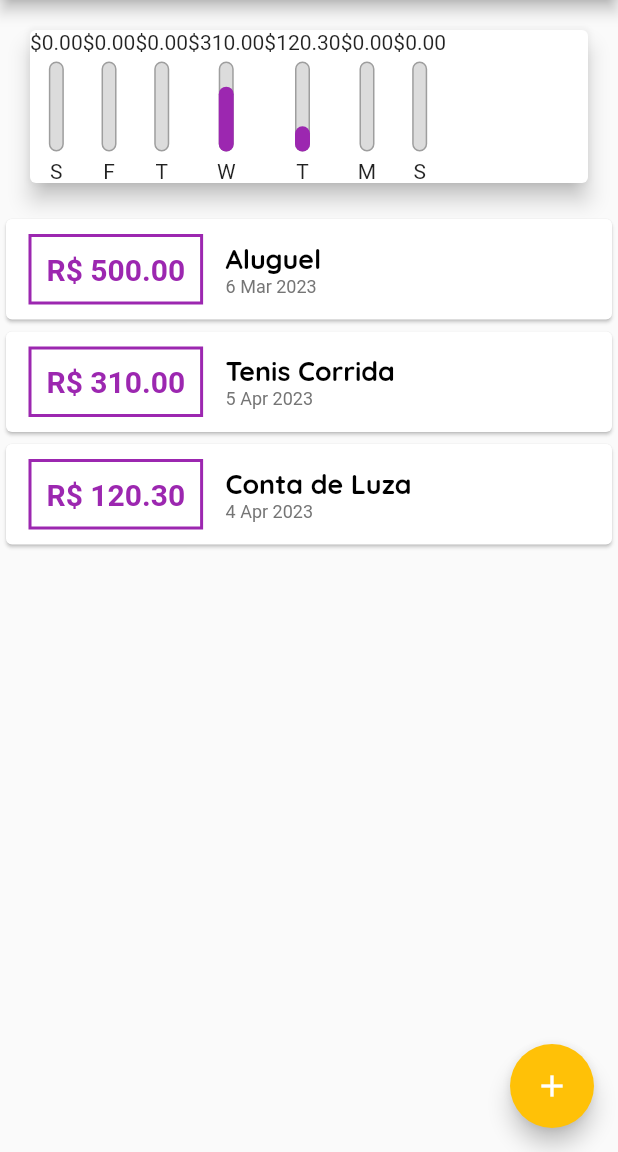
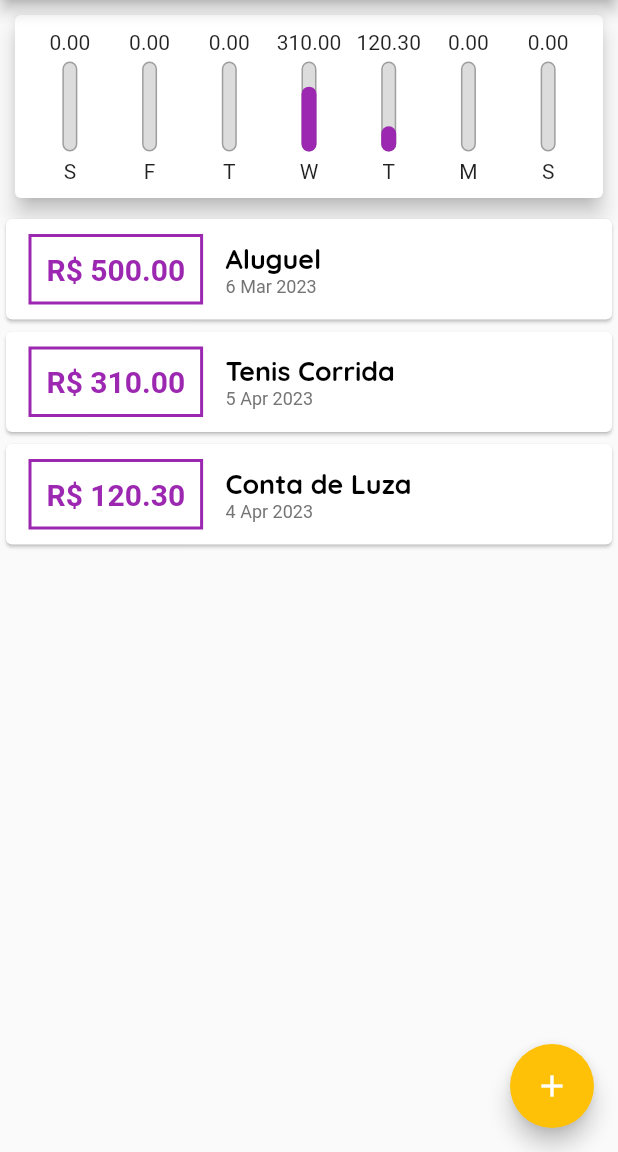
Before and after one commit to 9reis/despesas_pessoais__flutter, a Flutter app: the screen it shows after launch, on a phone screen of 412 x 824 dp, the part 84-1236 px from its top. Run offline on Flutter 3.47's test engine with Material 2 defaults, Android fonts, the light colour scheme and no system bars.

Commit message:
Finalizando o Char Widget

```diff
--- a/lib/components/chart.dart
+++ b/lib/components/chart.dart
@@ -51,15 +51,22 @@ class Chart extends StatelessWidget {
   Widget build(BuildContext context) {
     return Card(
       elevation: 6,
-      margin: EdgeInsets.all(20),
+      margin: EdgeInsets.all(10),
+      child: Padding(
+        padding: const EdgeInsets.all(10),
         child: Row(
+          mainAxisAlignment: MainAxisAlignment.spaceAround,
           children: groupedTransactions.map((tr) {
-          return ChartBar(
+            return Flexible(
+              fit: FlexFit.tight,
+              child: ChartBar(
                 label: tr['day'].toString(),
                 value: tr['value'],
                 percentage: (tr['value'] as double) / _weekTotalValue,
+              ),
             );
           }).toList(),
+        ),
       ),
     );
   }
--- a/lib/components/chart_bar.dart
+++ b/lib/components/chart_bar.dart
@@ -1,7 +1,4 @@
 import 'package:flutter/material.dart';
-import 'package:flutter/src/widgets/framework.dart';
-import 'package:flutter/src/widgets/placeholder.dart';
-import 'package:flutter/widgets.dart';
 
 class ChartBar extends StatelessWidget {
   ChartBar({
@@ -19,7 +16,10 @@ class ChartBar extends StatelessWidget {
   Widget build(BuildContext context) {
     return Column(
       children: [
-        Text('\$${value.toStringAsFixed(2)}'),
+        //Diminui o texto para que caiba no espaço disponivel
+        FittedBox(
+          child: Text('${value.toStringAsFixed(2)}'),
+        ),
         SizedBox(height: 5),
         Container(
           height: 60,
```
Lines whose indentation alone changed are shown as unchanged.
